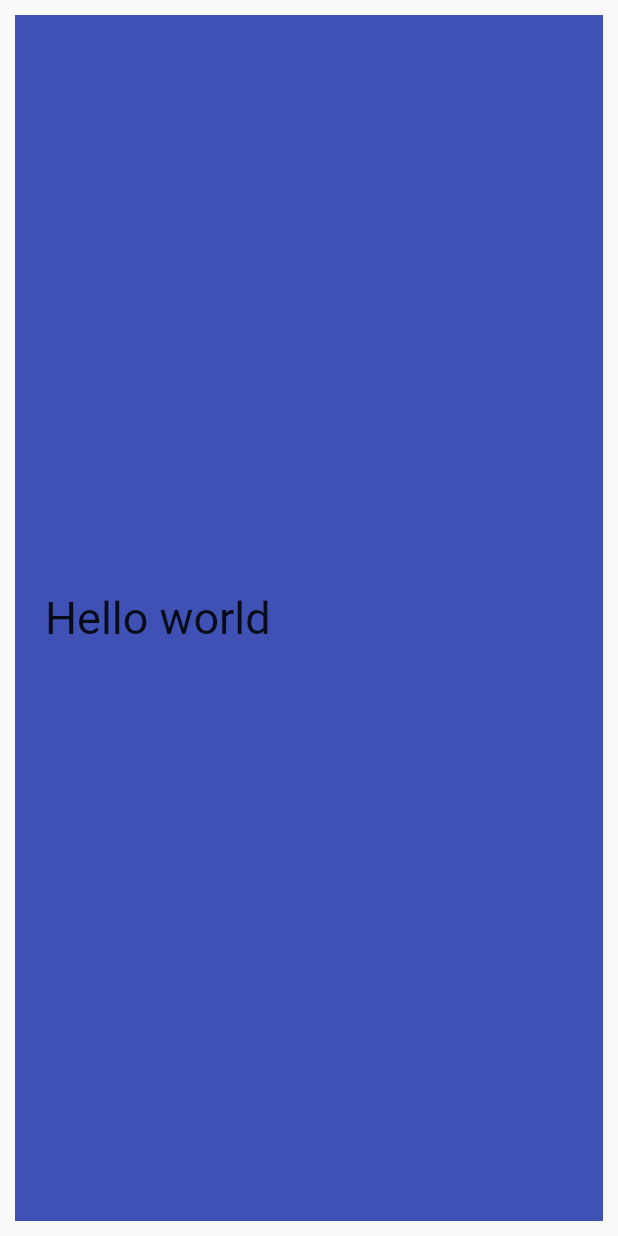
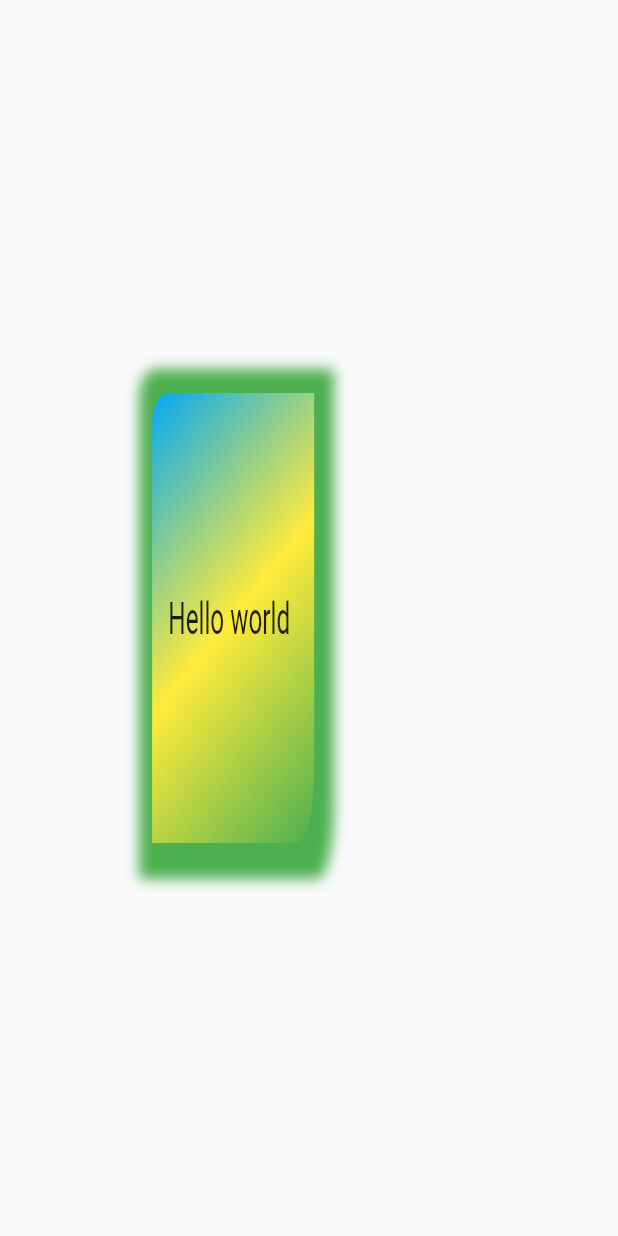
Before and after one commit to sahidur-rahman/flutter_training, a Flutter app: the screen it shows after launch, on a phone screen of 412 x 824 dp. Run offline on Flutter 3.47's test engine with Material 2 defaults, Android fonts, the phone set to English and light mode, and no system bars.

Commit message:
Live class 6 update the container class with some work like

```diff
--- /dev/null
+++ b/lib/containar_app.dart
@@ -0,0 +1,50 @@
+import 'package:flutter/material.dart';
+
+//Live class 5
+class ContainerApp extends StatelessWidget {
+  const ContainerApp({Key? key}) : super(key: key);
+
+  @override
+  Widget build(BuildContext context) {
+    return MaterialApp(
+      debugShowCheckedModeBanner: false,
+      home: Scaffold(
+        body: Center(
+          child: Container(
+            padding: EdgeInsets.symmetric(vertical: 30, horizontal: 20),
+            transform: Matrix4.rotationY(1),
+            constraints: BoxConstraints(
+              maxWidth: 200,
+              maxHeight: 300
+            ),
+            decoration: BoxDecoration(
+              color: Colors.indigo,
+              shape: BoxShape.rectangle,
+              gradient: LinearGradient(
+                begin: Alignment.topLeft,
+                end: Alignment.bottomRight,
+                colors: [
+                  Colors.lightBlue,
+                  Colors.yellow,
+                  Colors.green
+                ]
+              ),
+              borderRadius: BorderRadius.only(topLeft: Radius.circular(20), bottomRight: Radius.elliptical(20, 50)),
+              boxShadow: [
+                BoxShadow(
+                  color: Colors.green,
+                  blurRadius: 10,
+                  spreadRadius: 20,
+                  offset: Offset(4, 4)
+                )
+              ]
+            ),
+            margin: EdgeInsets.symmetric(vertical: 10, horizontal: 10),
+            alignment: Alignment.centerLeft,
+            child: Text('Hello world', style: TextStyle(fontSize: 30),),
+          ),
+        ),
+      ),
+    );
+  }
+}
--- a/lib/container.dart
+++ /dev/null
@@ -1,26 +0,0 @@
-import 'package:flutter/material.dart';
-
-//Live class 5
-class ContainerApp extends StatelessWidget {
-  const ContainerApp({Key? key}) : super(key: key);
-
-  @override
-  Widget build(BuildContext context) {
-    return MaterialApp(
-      debugShowCheckedModeBanner: false,
-      home: Scaffold(
-        body: Center(
-          child: Container(
-            padding: EdgeInsets.symmetric(vertical: 30, horizontal: 20),
-            color: Colors.indigo,
-            constraints: BoxConstraints.expand(),
-            margin: EdgeInsets.symmetric(vertical: 10, horizontal: 10),
-            alignment: Alignment.centerLeft,
-
-            child: Text('Hello world', style: TextStyle(fontSize: 30),),
-          ),
-        ),
-      ),
-    );
-  }
-}
--- a/lib/main.dart
+++ b/lib/main.dart
@@ -1,6 +1,6 @@
 import 'package:flutter/material.dart';
-import 'package:flutter_training/myApp.dart';
-import 'container.dart';
+import 'package:flutter_training/my_app.dart';
+import 'containar_app.dart';
 
 void main() {
   runApp(ContainerApp());
```
Also changed, not shown: lib/my_app.dart (renamed from lib/myApp.dart).
